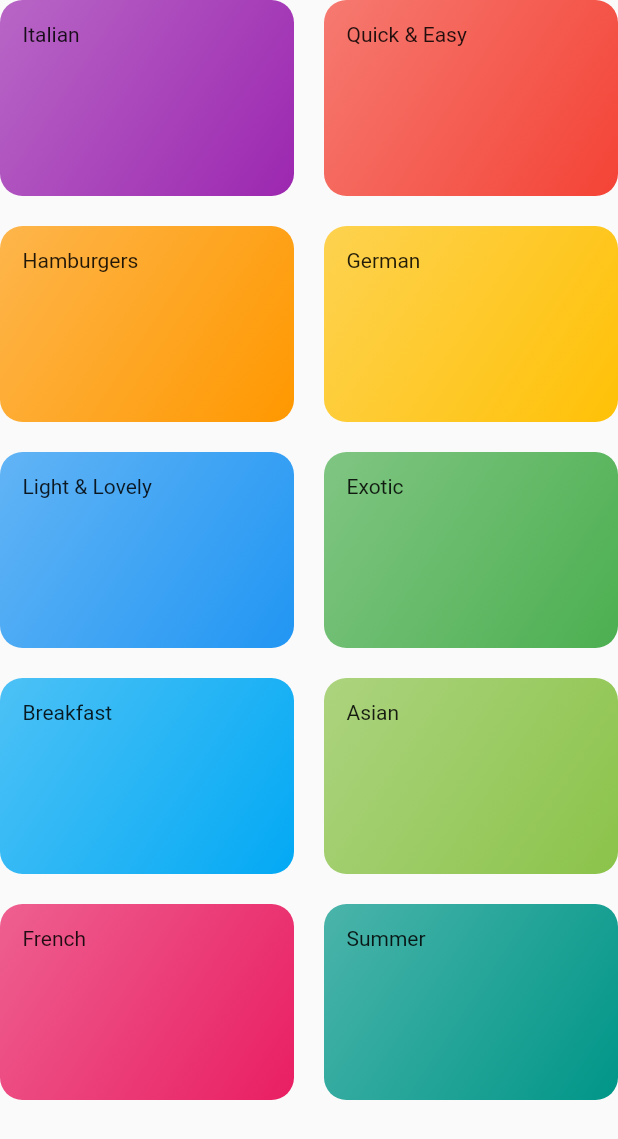
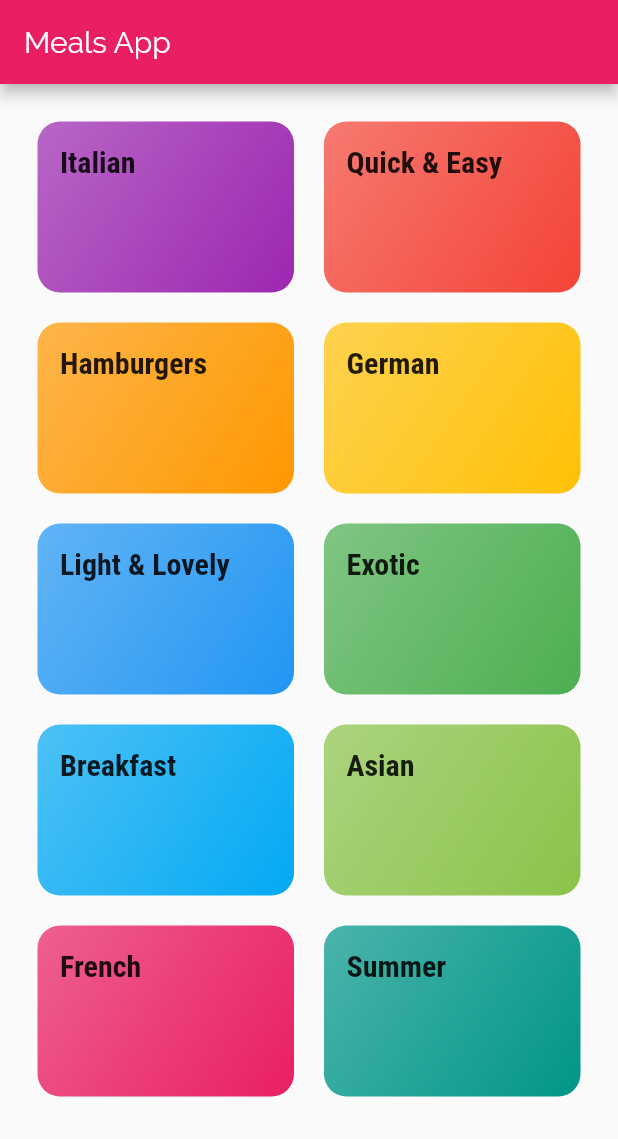
Before and after one commit to Rabee-Omran/Meals-App-Flutter, a Flutter app: the CategoriesScreen screen opened directly, on a phone screen of 412 x 824 dp. Shown: the top 1139 px of the screen. Run offline on Flutter 3.47's test engine with Material 2 defaults, Android fonts, the phone set to English and light mode, and no system bars.

Commit message:
Add category Screen & manage routes

```diff
--- a/lib/categories_screen.dart
+++ b/lib/categories_screen.dart
@@ -5,7 +5,10 @@ import 'package:meals_app/dummy_data.dart';
 class CategoriesScreen extends StatelessWidget {
   @override
   Widget build(BuildContext context) {
-    return GridView(
+    return Scaffold(
+      appBar: AppBar(title:const Text('Meals App'),),
+          body: GridView(
+            padding: EdgeInsets.all(25),
         gridDelegate: SliverGridDelegateWithMaxCrossAxisExtent(
             maxCrossAxisExtent: 200,
             childAspectRatio: 3 / 2,
@@ -14,11 +17,13 @@ class CategoriesScreen extends StatelessWidget {
         children: DUMMY_CATEGORIES
             .map(
               (e) => CategoryItem(
+                e.id,
                 e.title,
                 e.color,
               ),
             )
             .toList(),
+      ),
     );
   }
 }
--- a/lib/category_item.dart
+++ b/lib/category_item.dart
@@ -1,23 +1,43 @@
 import 'package:flutter/material.dart';
+import 'package:meals_app/category_meals_screen.dart';
 
 class CategoryItem extends StatelessWidget {
+  final String id;
   final String title;
   final Color color;
 
-  const CategoryItem(this.title, this.color);
+  const CategoryItem(this.id, this.title, this.color);
+
+  void selectCategory(BuildContext context) {
+    Navigator.pushNamed(
+      context,
+      '/category-meals',
+      arguments: {
+        'id': id,
+        "title": title,
+      },
+    );
+  }
 
   @override
   Widget build(BuildContext context) {
-    return Container(
+    return InkWell(
+      onTap: () => selectCategory(context),
+      splashColor: Theme.of(context).primaryColor,
+      borderRadius: BorderRadius.circular(15),
+      child: Container(
         padding: const EdgeInsets.all(15),
-      child: Text(title),
+        child: Text(
+          title,
+          style: Theme.of(context).textTheme.title,
+        ),
         decoration: BoxDecoration(
           gradient: LinearGradient(
               colors: [color.withOpacity(0.7), color],
               begin: Alignment.topLeft,
               end: Alignment.bottomRight),
           borderRadius: BorderRadius.circular(15),
-
+        ),
       ),
     );
   }
```
Also changed, not shown: lib/category_meals_screen.dart (added, +23 -0 lines), lib/main.dart (+22 -4 lines), pubspec.yaml (+17 -11 lines), fonts/Raleway-Black.ttf (added), fonts/Raleway-Bold.ttf (added), fonts/Raleway-Regular.ttf (added), fonts/RobotoCondensed-Bold.ttf (added), fonts/RobotoCondensed-Italic.ttf (added), fonts/RobotoCondensed-Light.ttf (added), fonts/RobotoCondensed-Regular.ttf (added). Lines whose indentation alone changed are shown as unchanged.
